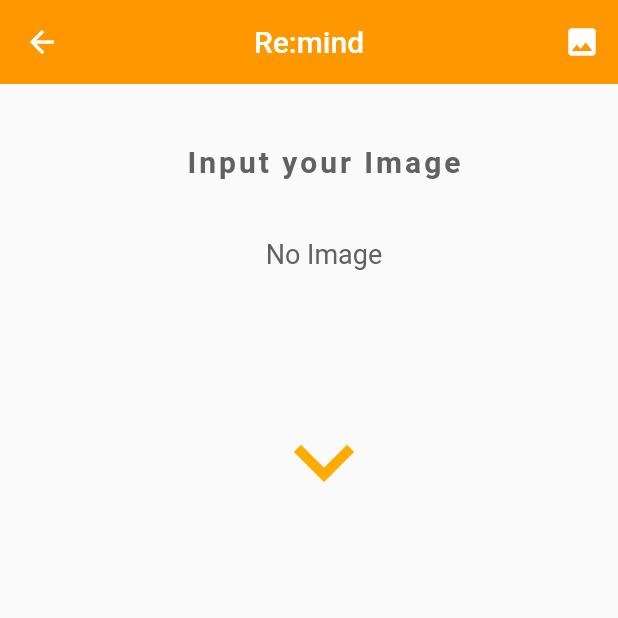
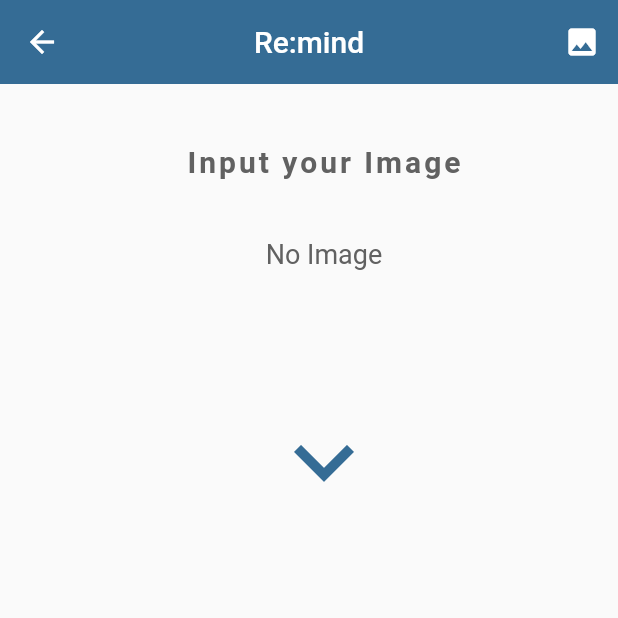
Before and after one commit to kozeldark/Flutter, a Flutter app: the RemindPage screen opened directly, on a phone screen of 412 x 824 dp, the top half of it. Run offline on Flutter 3.47's test engine with Material 2 defaults, Android fonts, the phone set to English and light mode, and no system bars; our stand-ins replace audioplayers, dio, file_picker, flutter_svg, video_player; project files that could hold a hidden picture were left out.

Commit message:
change appbar color

```diff
--- a/lib/screens/select/inputImg_page.dart
+++ b/lib/screens/select/inputImg_page.dart
@@ -10,13 +10,15 @@ class RemindPage extends StatefulWidget {
   @override
   _RemindPageState createState() => _RemindPageState();
 }
-class ReturnValue{
+
+class ReturnValue {
   String result;
   ReturnValue({this.result});
 }
+
 // 데이터 전달에 사용할 클래스
 class Arguments {
-  Uint8List arg;   // 전달에 사용할 데이터
+  Uint8List arg; // 전달에 사용할 데이터
   ReturnValue returnValue; //반환때 사용할 클래스
   Arguments({this.arg: null, this.returnValue});
 }
@@ -32,7 +34,7 @@ class _RemindPageState extends State<RemindPage> {
   Widget build(BuildContext context) {
     return Scaffold(
       appBar: AppBar(
-        backgroundColor: Colors.orange,
+        backgroundColor: Color(0xFF356C95),
         title: Text('Re:mind', style: TextStyle(color: Colors.white)),
         centerTitle: true,
         elevation: 0.0,
@@ -67,12 +69,14 @@ class _RemindPageState extends State<RemindPage> {
             IconButton(
               icon: Icon(Icons.keyboard_arrow_down),
               iconSize: 80,
-              color: Colors.amberAccent[700],
+              color: Color(0xFF356C95),
               onPressed: () {
                 // 눌렀을 때 Result route로 이동합니다.
-                Navigator.push(context,
-                    // MaterialPageRoute(builder: (context) => Result()));
-                    MaterialPageRoute(builder: (context) => AudioHomePage()),);
+                Navigator.push(
+                  context,
+                  // MaterialPageRoute(builder: (context) => Result()));
+                  MaterialPageRoute(builder: (context) => AudioHomePage()),
+                );
               },
             ),
             /*
```
